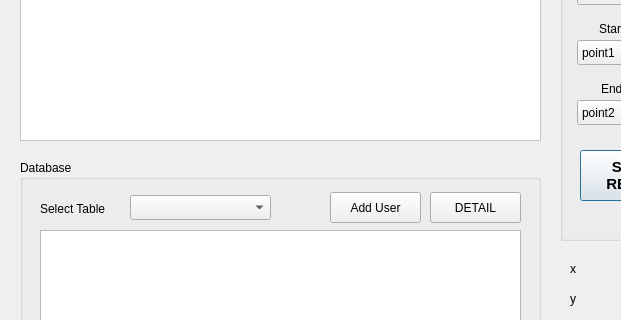
First picture: the form in src/rio_ui/rio_ui/ui/admin_service.ui, repository addinedu-ros-4th/ros-repo-1, before the edit; both pictures show x 0 to 621 and y 320 to 640 of the 1349 by 724 pixel window.
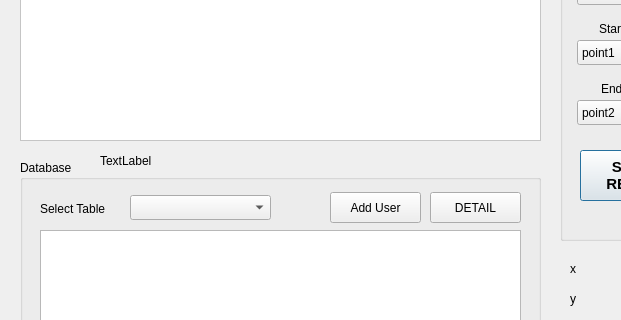
Second picture: the form after the edit.

Commit message: restore visited_service

```diff
--- a/src/rio_ui/rio_ui/ui/admin_service.ui
+++ b/src/rio_ui/rio_ui/ui/admin_service.ui
@@ -841,6 +841,19 @@
     </property>
    </column>
   </widget>
+  <widget class="QLabel" name="visited_label">
+   <property name="geometry">
+    <rect>
+     <x>100</x>
+     <y>470</y>
+     <width>441</width>
+     <height>21</height>
+    </rect>
+   </property>
+   <property name="text">
+    <string>TextLabel</string>
+   </property>
+  </widget>
  </widget>
  <resources/>
  <connections/>
```
The commit also changes 3 other files.
